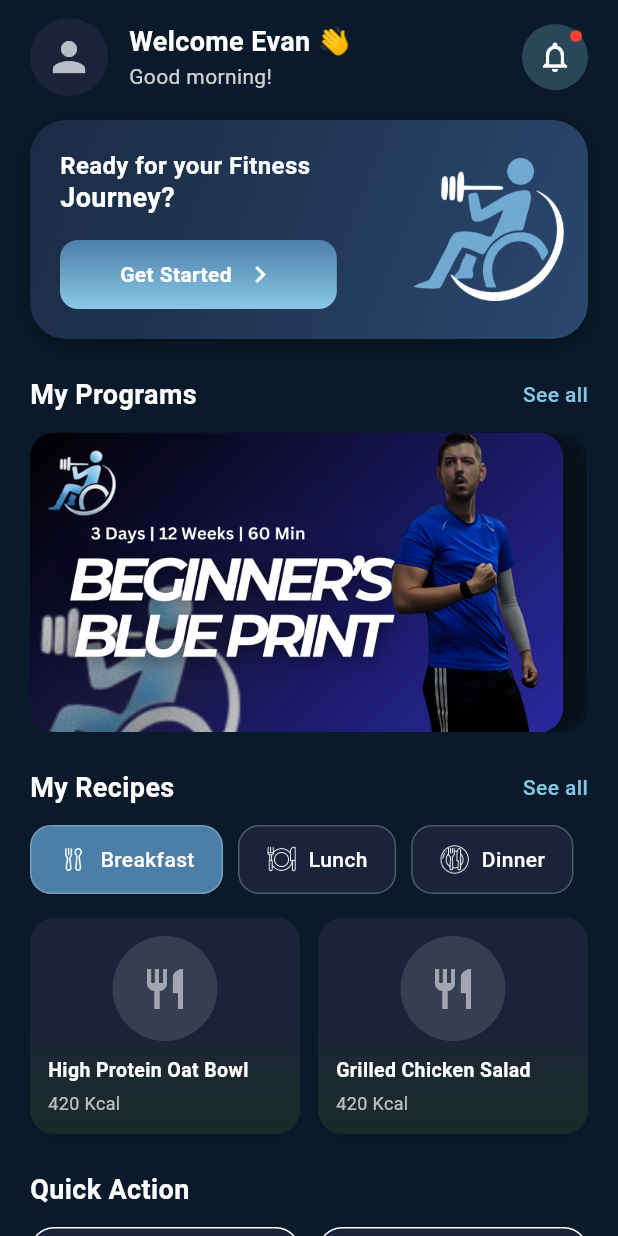
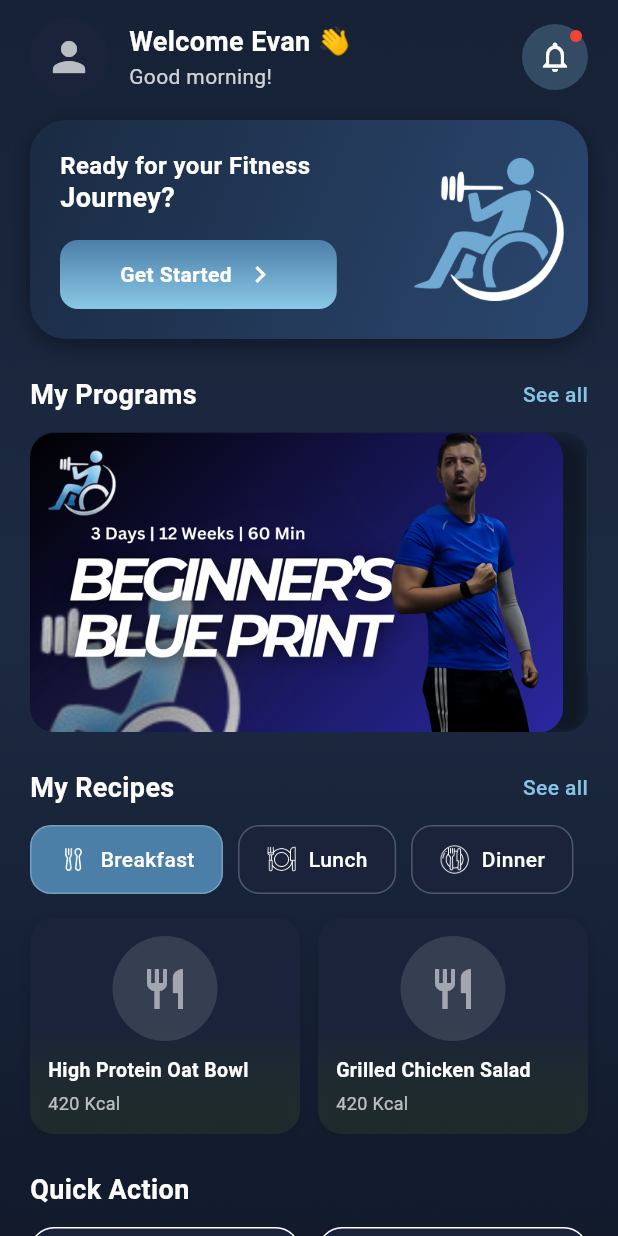
Before and after one commit to FSDTeam-SAA/flutter_disabilitymne, a Flutter app: the HomeScreen screen opened directly, on a phone screen of 412 x 824 dp. Run offline on Flutter 3.47's test engine with Material 3 defaults, Android fonts, the phone set to English and light mode, and no system bars; our stand-ins replace dartz, dio, get, image_picker, sleek_circular_slider, syncfusion_flutter_gauges; missing offline and left inert: app_pigeon; network calls fail; Roboto replaces fonts that are missing (NotoSansKR).

Commit message:
feat: Update HomeScreen background to use BackgroundImage widget and remove unused color constant

```diff
--- a/lib/features/home/presentation/home_screen.dart
+++ b/lib/features/home/presentation/home_screen.dart
@@ -1,4 +1,5 @@
 import 'package:disabilitymne/core/theme/app_colors.dart';
+import 'package:disabilitymne/features/auth/presentation/widgets/background_image.dart';
 import 'package:disabilitymne/features/daily_tracker/presentation/daily_tracker_screen.dart';
 import 'package:disabilitymne/features/progress/presentation/progress_screen.dart';
 import 'package:flutter/material.dart';
@@ -14,7 +15,6 @@ class HomeScreen extends StatefulWidget {
 
 class _HomeScreenState extends State<HomeScreen> {
   static const Color _cardBlue = Color(0xFF1A233A);
-  static const Color _screenBg = Color(0xFF0B1A2A);
   static const Color _accentLightBlue = Color(0xFF89C9E6);
   static const Color _seeAllBlue = Color(0xFF85C4E2);
   /// Selected tab background color (#4B7FA8); icon and text stay white
@@ -29,8 +29,9 @@ class _HomeScreenState extends State<HomeScreen> {
   @override
   Widget build(BuildContext context) {
     return Scaffold(
-      backgroundColor: _screenBg,
-      body: SafeArea(
+      backgroundColor: Colors.transparent,
+      body: BackgroundImage(
+        child: SafeArea(
           child: CustomScrollView(
             slivers: [
               _buildAppBar(),
@@ -43,6 +44,7 @@ class _HomeScreenState extends State<HomeScreen> {
               _buildQuickActionSection(),
               const SliverToBoxAdapter(child: SizedBox(height: 24)),
             ],
+          ),
         ),
       ),
     );
--- a/lib/features/profile/presentation/profile_screen.dart
+++ b/lib/features/profile/presentation/profile_screen.dart
@@ -1,8 +1,6 @@
 import 'package:disabilitymne/features/auth/presentation/widgets/background_image.dart';
 import 'package:disabilitymne/features/auth/services/auth_interface.dart';
 import 'package:disabilitymne/features/onboarding/choose_plan_screen.dart';
-import 'package:disabilitymne/features/onboarding/payment_details_screen.dart';
-import 'package:disabilitymne/features/onboarding/select_payment_method_screen.dart';
 import 'package:disabilitymne/features/profile/controller/profile_controller.dart';
 import 'package:disabilitymne/features/profile/presentation/change_password_screen.dart';
 import 'package:disabilitymne/features/profile/presentation/daily_notes_screen.dart';
--- a/lib/nabber_screen.dart
+++ b/lib/nabber_screen.dart
@@ -12,7 +12,7 @@ class AppGround extends StatelessWidget {
       Get.put(AppGroundController(), permanent: true);
 
   final List<Widget> pages = [
-    Scaffold(),
+    HomeScreen(),
     ProgramsScreen(),
     Scaffold(),
     Scaffold(),
```
Lines whose indentation alone changed are shown as unchanged.
